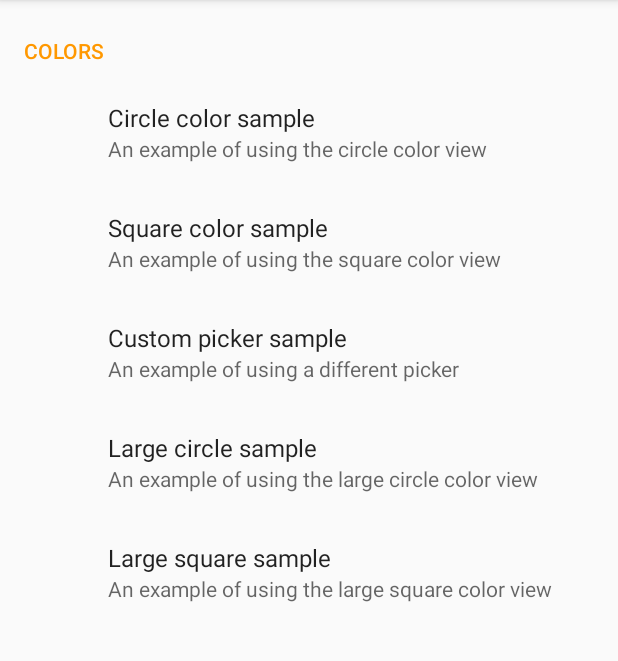
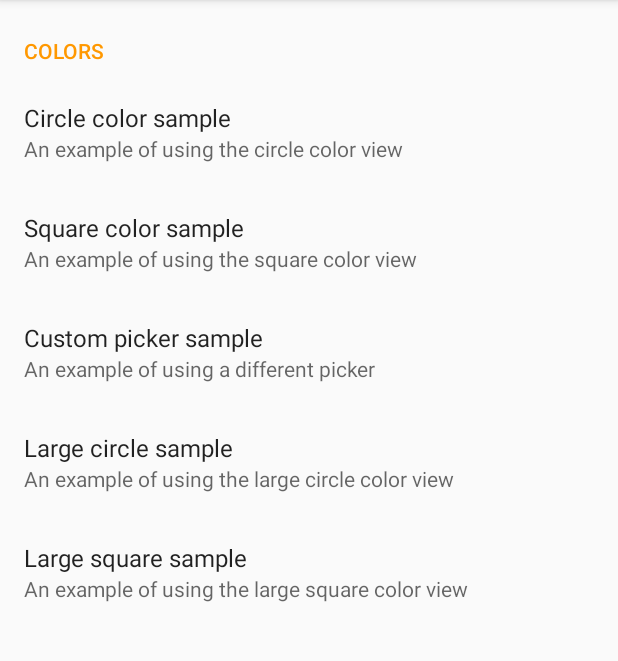
Before and after one commit to kizitonwose/colorpreference, an Android app: the PreferenceCompatActivity screen opened directly, with no data from a screen before it, on a phone screen of 412 x 824 dp, the part 84-745 px from its top. Run offline under Robolectric (Android 15) with nearby library versions, the phone set to English and light mode, and no system bars; our stand-ins replace androidx.preference; libraries missing offline, so code that uses them is left out: com.larswerkman.lobsterpicker; 1 statement that could not run was skipped.

Commit message:
Remove reserved icon space in sample project.

```diff
--- a/sample/src/main/res/xml/pref_compat.xml
+++ b/sample/src/main/res/xml/pref_compat.xml
@@ -9,6 +9,7 @@
         app:iconSpaceReserved="false">
 
         <com.kizitonwose.colorpreferencecompat.ColorPreferenceCompat
+            app:iconSpaceReserved="false"
             android:defaultValue="@color/colorPrimaryAlternate"
             android:key="color_pref_circle_compat"
             android:summary="An example of using the circle color view"
@@ -17,6 +18,7 @@
             app:colorShape="circle" />
 
         <com.kizitonwose.colorpreferencecompat.ColorPreferenceCompat
+            app:iconSpaceReserved="false"
             android:defaultValue="@android:color/white"
             android:key="color_pref_square_compat"
             android:summary="An example of using the square color view"
@@ -24,6 +26,7 @@
             app:colorShape="square" />
 
         <com.kizitonwose.colorpreferencecompat.ColorPreferenceCompat
+            app:iconSpaceReserved="false"
             android:defaultValue="@color/colorAccentAlternate"
             android:key="color_pref_lobster_compat"
             android:summary="An example of using a different picker"
@@ -32,6 +35,7 @@
             app:showDialog="false" />
 
         <com.kizitonwose.colorpreferencecompat.ColorPreferenceCompat
+            app:iconSpaceReserved="false"
             android:defaultValue="@android:color/white"
             android:key="color_pref_circle_large_compat"
             android:summary="An example of using the large circle color view"
@@ -39,6 +43,7 @@
             app:colorShape="circle"
             app:viewSize="large" />
         <com.kizitonwose.colorpreferencecompat.ColorPreferenceCompat
+            app:iconSpaceReserved="false"
             android:defaultValue="@color/color_1"
             android:key="color_pref_square_large_compat"
             android:summary="An example of using the large square color view"
```
